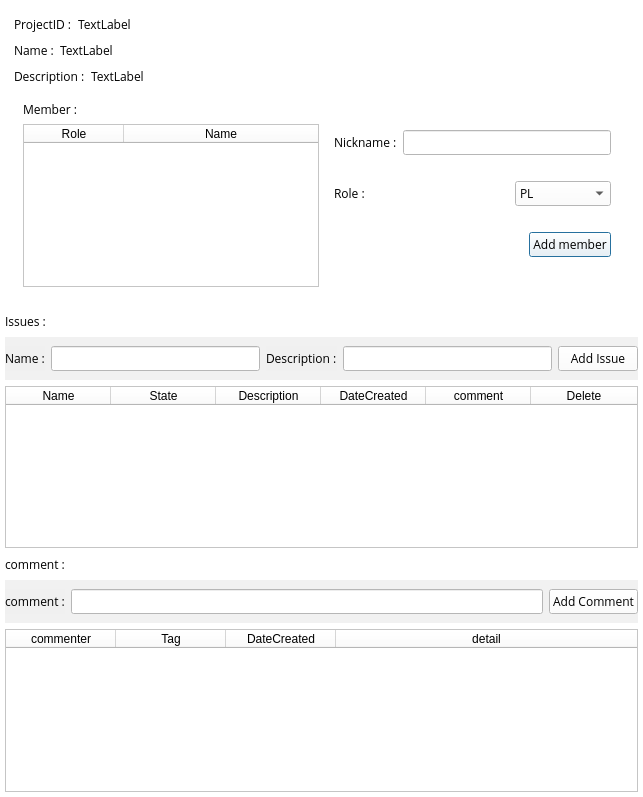
Above: proj_detail.ui from PROMLEE/Issue-Station before the change. Below: the same form after it.
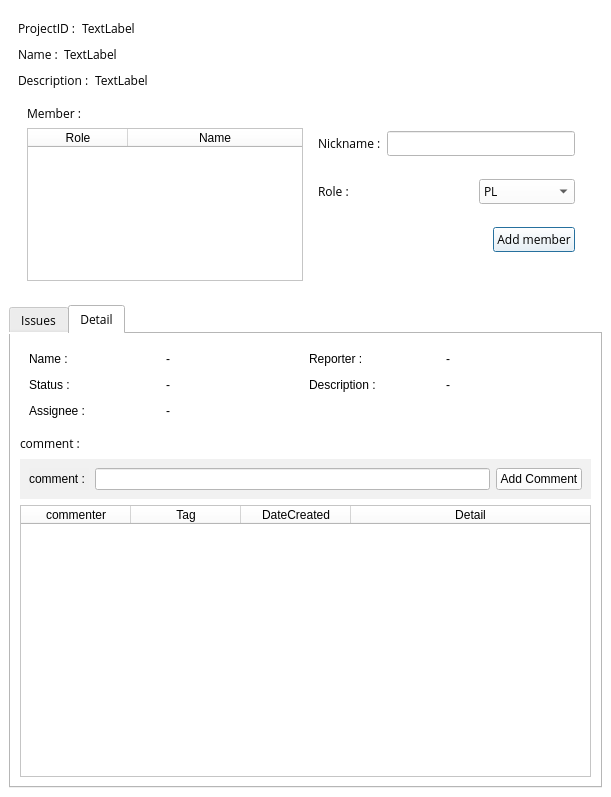
That is the form after the change.

Commit message: 이슈 검색,comment 관련 기능, dev 배정 빼고 완료

Patch:
```diff
--- a/proj_detail.ui
+++ b/proj_detail.ui
@@ -6,7 +6,7 @@
    <rect>
     <x>0</x>
     <y>0</y>
-    <width>643</width>
+    <width>611</width>
     <height>797</height>
    </rect>
   </property>
@@ -42,50 +42,15 @@
      <property name="styleSheet">
       <string notr="true">background-color: #fff;</string>
      </property>
-     <layout class="QGridLayout" name="gridLayout_2">
-      <property name="leftMargin">
-       <number>5</number>
-      </property>
-      <property name="topMargin">
-       <number>5</number>
-      </property>
-      <property name="rightMargin">
-       <number>5</number>
-      </property>
-      <property name="bottomMargin">
-       <number>5</number>
-      </property>
-      <item row="2" column="0">
-       <layout class="QHBoxLayout" name="horizontalLayout_4">
-        <item>
-         <widget class="QLabel" name="label_7">
-          <property name="font">
-           <font>
-            <family>Open Sans</family>
-           </font>
-          </property>
-          <property name="text">
-           <string>Issues :</string>
-          </property>
-         </widget>
-        </item>
-        <item>
-         <spacer name="horizontalSpacer_2">
-          <property name="orientation">
-           <enum>Qt::Horizontal</enum>
-          </property>
-          <property name="sizeHint" stdset="0">
-           <size>
-            <width>40</width>
-            <height>20</height>
-           </size>
-          </property>
-         </spacer>
-        </item>
-       </layout>
-      </item>
+     <layout class="QGridLayout" name="gridLayout_7">
       <item row="0" column="0">
        <widget class="QWidget" name="widget_5" native="true">
+        <property name="maximumSize">
+         <size>
+          <width>16777215</width>
+          <height>290</height>
+         </size>
+        </property>
         <property name="styleSheet">
          <string notr="true">QWidget#widget_5{
 	background-color: '#d5dee8';
@@ -377,7 +342,70 @@
         </layout>
        </widget>
       </item>
-      <item row="3" column="0">
+      <item row="1" column="0">
+       <widget class="QTabWidget" name="tabWidget">
+        <property name="styleSheet">
+         <string notr="true"/>
+        </property>
+        <property name="currentIndex">
+         <number>1</number>
+        </property>
+        <widget class="QWidget" name="tab">
+         <attribute name="title">
+          <string>Issues</string>
+         </attribute>
+         <layout class="QGridLayout" name="gridLayout_8">
+          <property name="leftMargin">
+           <number>0</number>
+          </property>
+          <property name="topMargin">
+           <number>0</number>
+          </property>
+          <property name="rightMargin">
+           <number>0</number>
+          </property>
+          <property name="bottomMargin">
+           <number>0</number>
+          </property>
+          <property name="spacing">
+           <number>0</number>
+          </property>
+          <item row="0" column="0">
+           <widget class="QWidget" name="widget_7" native="true">
+            <property name="styleSheet">
+             <string notr="true">background-color: 'white';</string>
+            </property>
+            <layout class="QGridLayout" name="gridLayout_2">
+             <item row="0" column="0">
+              <layout class="QHBoxLayout" name="horizontalLayout_4">
+               <item>
+                <widget class="QLabel" name="label_7">
+                 <property name="font">
+                  <font>
+                   <family>Open Sans</family>
+                  </font>
+                 </property>
+                 <property name="text">
+                  <string>Issues :</string>
+                 </property>
+                </widget>
+               </item>
+               <item>
+                <spacer name="horizontalSpacer_2">
+                 <property name="orientation">
+                  <enum>Qt::Horizontal</enum>
+                 </property>
+                 <property name="sizeHint" stdset="0">
+                  <size>
+                   <width>40</width>
+                   <height>20</height>
+                  </size>
+                 </property>
+                </spacer>
+               </item>
+              </layout>
+             </item>
+             <item row="1" column="0">
        <widget class="QWidget" name="widget_2" native="true">
         <property name="styleSheet">
          <string notr="true">QWidget#widget_2 {
@@ -429,7 +457,227 @@
         </layout>
        </widget>
       </item>
-      <item row="5" column="0">
+             <item row="2" column="0">
+              <widget class="QWidget" name="widget_8" native="true">
+               <layout class="QGridLayout" name="gridLayout">
+                <item row="0" column="1">
+                 <widget class="QPushButton" name="issue_update">
+                  <property name="text">
+                   <string>Update</string>
+                  </property>
+                 </widget>
+                </item>
+                <item row="0" column="0">
+                 <spacer name="horizontalSpacer_8">
+                  <property name="orientation">
+                   <enum>Qt::Horizontal</enum>
+                  </property>
+                  <property name="sizeHint" stdset="0">
+                   <size>
+                    <width>40</width>
+                    <height>20</height>
+                   </size>
+                  </property>
+                 </spacer>
+                </item>
+               </layout>
+              </widget>
+             </item>
+             <item row="3" column="0">
+              <widget class="QTableWidget" name="issue_table">
+               <property name="editTriggers">
+                <set>QAbstractItemView::NoEditTriggers</set>
+               </property>
+               <attribute name="horizontalHeaderDefaultSectionSize">
+                <number>90</number>
+               </attribute>
+               <attribute name="horizontalHeaderStretchLastSection">
+                <bool>true</bool>
+               </attribute>
+               <attribute name="verticalHeaderShowSortIndicator" stdset="0">
+                <bool>false</bool>
+               </attribute>
+               <attribute name="verticalHeaderStretchLastSection">
+                <bool>false</bool>
+               </attribute>
+               <column>
+                <property name="text">
+                 <string>ID</string>
+                </property>
+               </column>
+               <column>
+                <property name="text">
+                 <string>Name</string>
+                </property>
+               </column>
+               <column>
+                <property name="text">
+                 <string>Status</string>
+                </property>
+               </column>
+               <column>
+                <property name="text">
+                 <string>Detail</string>
+                </property>
+               </column>
+               <column>
+                <property name="text">
+                 <string>Description</string>
+                </property>
+               </column>
+               <column>
+                <property name="text">
+                 <string>DateModified</string>
+                </property>
+               </column>
+              </widget>
+             </item>
+            </layout>
+           </widget>
+          </item>
+         </layout>
+        </widget>
+        <widget class="QWidget" name="tab_2">
+         <attribute name="title">
+          <string>Detail</string>
+         </attribute>
+         <layout class="QGridLayout" name="gridLayout_9">
+          <property name="leftMargin">
+           <number>0</number>
+          </property>
+          <property name="topMargin">
+           <number>0</number>
+          </property>
+          <property name="rightMargin">
+           <number>0</number>
+          </property>
+          <property name="bottomMargin">
+           <number>0</number>
+          </property>
+          <property name="spacing">
+           <number>0</number>
+          </property>
+          <item row="0" column="0">
+           <widget class="QWidget" name="widget_3" native="true">
+            <property name="styleSheet">
+             <string notr="true">background-color: 'white';</string>
+            </property>
+            <layout class="QGridLayout" name="gridLayout_10">
+             <item row="0" column="0">
+              <widget class="QWidget" name="widget_10" native="true">
+               <property name="font">
+                <font>
+                 <family>Open Sans</family>
+                </font>
+               </property>
+               <property name="styleSheet">
+                <string notr="true">QWidget#widget_10{
+	background-color: '#d5dee8';
+	border: none;
+	border-radius: 10px;
+}
+QWidget#widget_10 QLabel{
+	background-color: '#d5dee8';
+}</string>
+               </property>
+               <layout class="QGridLayout" name="gridLayout_6">
+                <property name="verticalSpacing">
+                 <number>12</number>
+                </property>
+                <item row="0" column="1">
+                 <layout class="QHBoxLayout" name="horizontalLayout_14">
+                  <item>
+                   <widget class="QLabel" name="label_17">
+                    <property name="text">
+                     <string>Reporter :</string>
+                    </property>
+                   </widget>
+                  </item>
+                  <item>
+                   <widget class="QLabel" name="issue_reporter">
+                    <property name="text">
+                     <string>-</string>
+                    </property>
+                   </widget>
+                  </item>
+                 </layout>
+                </item>
+                <item row="1" column="0">
+                 <layout class="QHBoxLayout" name="horizontalLayout_15">
+                  <item>
+                   <widget class="QLabel" name="label_16">
+                    <property name="text">
+                     <string>Status :</string>
+                    </property>
+                   </widget>
+                  </item>
+                  <item>
+                   <widget class="QLabel" name="issue_status">
+                    <property name="text">
+                     <string>-</string>
+                    </property>
+                   </widget>
+                  </item>
+                 </layout>
+                </item>
+                <item row="0" column="0">
+                 <layout class="QHBoxLayout" name="horizontalLayout_13">
+                  <item>
+                   <widget class="QLabel" name="label_15">
+                    <property name="text">
+                     <string>Name :</string>
+                    </property>
+                   </widget>
+                  </item>
+                  <item>
+                   <widget class="QLabel" name="issue_name_2">
+                    <property name="text">
+                     <string>-</string>
+                    </property>
+                   </widget>
+                  </item>
+                 </layout>
+                </item>
+                <item row="1" column="1">
+                 <layout class="QHBoxLayout" name="horizontalLayout_16">
+                  <item>
+                   <widget class="QLabel" name="label_21">
+                    <property name="text">
+                     <string>Description :</string>
+                    </property>
+                   </widget>
+                  </item>
+                  <item>
+                   <widget class="QLabel" name="issue_des">
+                    <property name="text">
+                     <string>-</string>
+                    </property>
+                   </widget>
+                  </item>
+                 </layout>
+                </item>
+                <item row="2" column="0">
+                 <layout class="QHBoxLayout" name="horizontalLayout_11">
+                  <item>
+                   <widget class="QLabel" name="label_13">
+                    <property name="text">
+                     <string>Assignee :</string>
+                    </property>
+                   </widget>
+                  </item>
+                  <item>
+                   <widget class="QLabel" name="label_18">
+                    <property name="text">
+                     <string>-</string>
+                    </property>
+                   </widget>
+                  </item>
+                 </layout>
+                </item>
+               </layout>
+              </widget>
+             </item>
+             <item row="1" column="0">
        <layout class="QHBoxLayout" name="horizontalLayout_6">
         <item>
          <widget class="QLabel" name="label_8">
@@ -458,27 +706,21 @@
         </item>
        </layout>
       </item>
-      <item row="6" column="0">
-       <widget class="QWidget" name="widget_3" native="true">
+             <item row="2" column="0">
+              <widget class="QWidget" name="widget_9" native="true">
         <property name="styleSheet">
-         <string notr="true">QWidget#widget_3 {
+                <string notr="true">QWidget#widget_9 {
 background-color : rgba(240,240,240,240);
 }
-QWidget#widget_3 QLabel{
+QWidget#widget_9 QLabel{
 background-color : rgba(240,240,240,240);
 }</string>
         </property>
-        <layout class="QHBoxLayout" name="horizontalLayout_8">
-         <property name="leftMargin">
-          <number>0</number>
-         </property>
-         <property name="rightMargin">
-          <number>0</number>
-         </property>
+               <layout class="QHBoxLayout" name="horizontalLayout_12">
          <item>
           <widget class="QLabel" name="label_9">
            <property name="text">
-            <string>comment :</string>
+                   <string>comment : </string>
            </property>
           </widget>
          </item>
@@ -486,12 +728,7 @@
           <widget class="QLineEdit" name="comment"/>
          </item>
          <item>
-          <widget class="QPushButton" name="add_comment">
-           <property name="font">
-            <font>
-             <family>Open Sans</family>
-            </font>
-           </property>
+                 <widget class="QPushButton" name="pushButton_2">
            <property name="text">
             <string>Add Comment</string>
            </property>
@@ -500,55 +737,9 @@
         </layout>
        </widget>
       </item>
-      <item row="4" column="0">
+             <item row="3" column="0">
        <widget class="QTableWidget" name="tableWidget">
         <attribute name="horizontalHeaderDefaultSectionSize">
-         <number>105</number>
-        </attribute>
-        <attribute name="horizontalHeaderStretchLastSection">
-         <bool>true</bool>
-        </attribute>
-        <attribute name="verticalHeaderShowSortIndicator" stdset="0">
-         <bool>false</bool>
-        </attribute>
-        <attribute name="verticalHeaderStretchLastSection">
-         <bool>false</bool>
-        </attribute>
-        <column>
-         <property name="text">
-          <string>Name</string>
-         </property>
-        </column>
-        <column>
-         <property name="text">
-          <string>State</string>
-         </property>
-        </column>
-        <column>
-         <property name="text">
-          <string>Description</string>
-         </property>
-        </column>
-        <column>
-         <property name="text">
-          <string>DateCreated</string>
-         </property>
-        </column>
-        <column>
-         <property name="text">
-          <string>comment</string>
-         </property>
-        </column>
-        <column>
-         <property name="text">
-          <string>Delete</string>
-         </property>
-        </column>
-       </widget>
-      </item>
-      <item row="7" column="0">
-       <widget class="QTableWidget" name="tableWidget_2">
-        <attribute name="horizontalHeaderDefaultSectionSize">
          <number>110</number>
         </attribute>
         <attribute name="horizontalHeaderStretchLastSection">
@@ -571,9 +762,16 @@
         </column>
         <column>
          <property name="text">
-          <string>detail</string>
-         </property>
-        </column>
+                 <string>Detail</string>
+                </property>
+               </column>
+              </widget>
+             </item>
+            </layout>
+           </widget>
+          </item>
+         </layout>
+        </widget>
        </widget>
       </item>
      </layout>
```
Left out of the diff: 14 changed lines with no effect on the pictures. Lines whose indentation alone changed are shown as unchanged. The commit also changes 1 other file.
